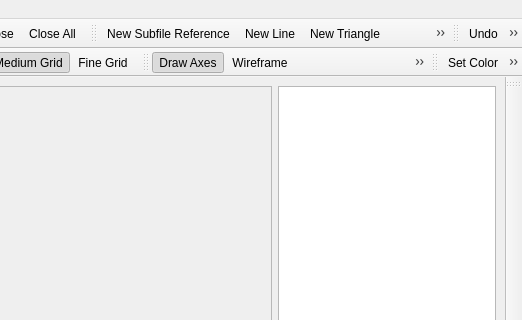
Before: the Qt Designer form ui/ldforge.ui in crimsondusk/ldforge, drawn with Qt 5; both pictures show x 378 to 900 and y 0 to 320 of the 900 by 600 pixel window.
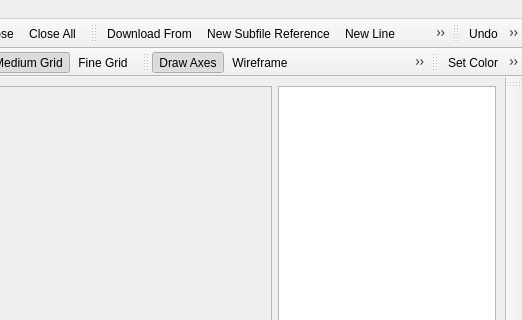
After: the same form once the commit is applied. Icons and pictures are not drawn.

Commit message: - Added new actions "Hide" and "Reveal" which allow direct setting of objects' visibility setting instead of toggling it.

```diff
--- a/ui/ldforge.ui
+++ b/ui/ldforge.ui
@@ -294,6 +294,7 @@
    <attribute name="toolBarBreak">
     <bool>false</bool>
    </attribute>
+   <addaction name="actionDownloadFrom"/>
    <addaction name="actionNewSubfile"/>
    <addaction name="actionNewLine"/>
    <addaction name="actionNewTriangle"/>
```
Left out of the diff: 41 changed lines with no effect on the pictures. The commit also changes 6 other files.
